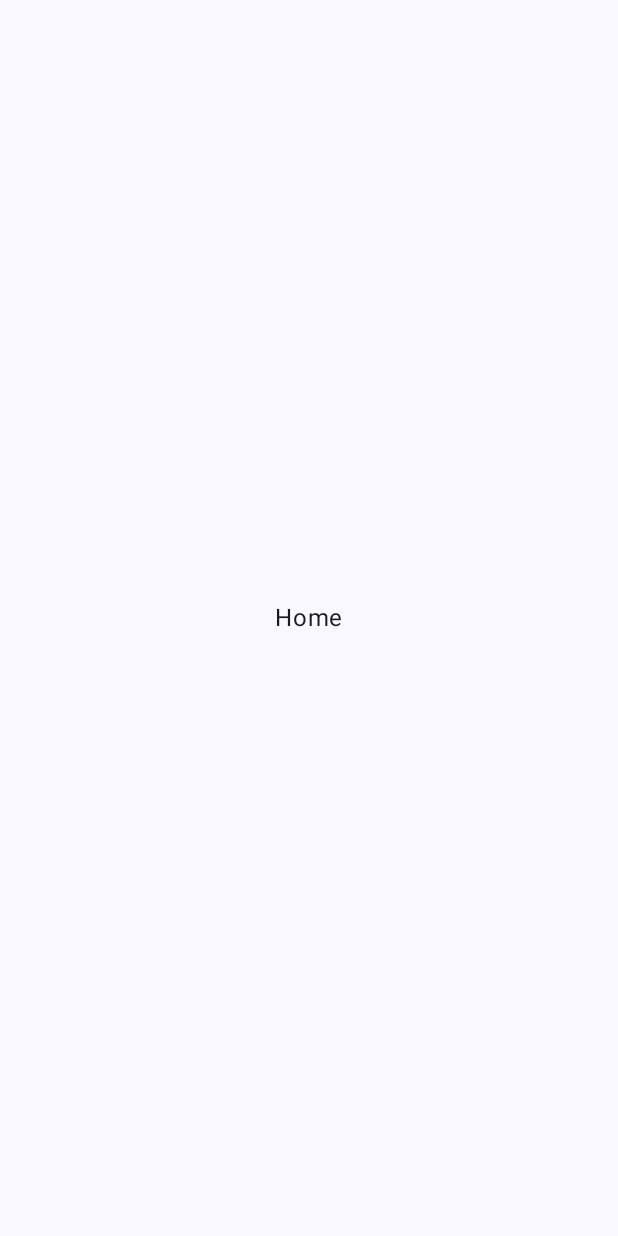
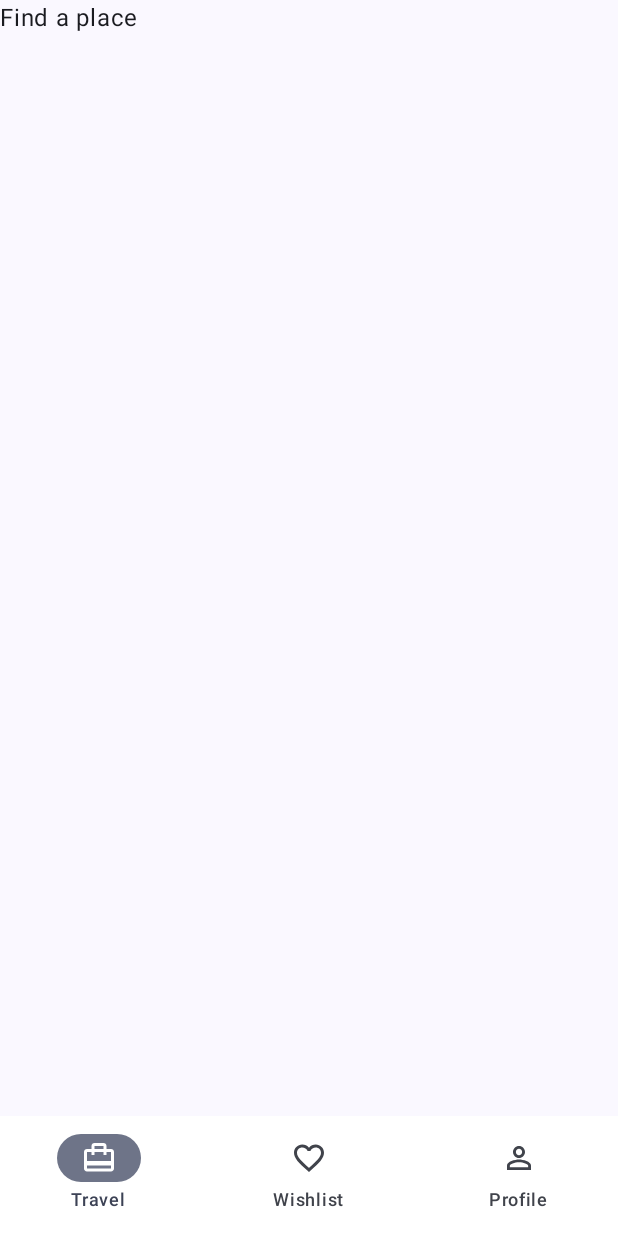
Before and after one commit to redmejia/trip-app, an Android app built with Jetpack Compose: the screen it shows after launch (MainActivity), on a phone screen of 412 x 824 dp. Before the commit the screen is almost empty. Run offline under Robolectric (Android 15) with nearby library versions, the phone set to English and light mode, and no system bars.

Commit message:
navigation screens and bottom bar items

```diff
--- a/app/src/main/java/com/bitinovus/tripapp/MainActivity.kt
+++ b/app/src/main/java/com/bitinovus/tripapp/MainActivity.kt
@@ -4,13 +4,7 @@ import android.os.Bundle
 import androidx.activity.ComponentActivity
 import androidx.activity.compose.setContent
 import androidx.activity.enableEdgeToEdge
-import androidx.compose.foundation.layout.Box
-import androidx.compose.foundation.layout.fillMaxSize
-import androidx.compose.foundation.layout.padding
-import androidx.compose.material3.Scaffold
-import androidx.compose.ui.Alignment
-import androidx.compose.ui.Modifier
-import com.bitinovus.tripapp.presentation.screens.home.Home
+import com.bitinovus.tripapp.presentation.screens.app.App
 import com.bitinovus.tripapp.ui.theme.TripAppTheme
 
 class MainActivity : ComponentActivity() {
@@ -19,18 +13,7 @@ class MainActivity : ComponentActivity() {
         enableEdgeToEdge()
         setContent {
             TripAppTheme {
-                Scaffold(
-                    modifier = Modifier.fillMaxSize(),
-                ) { innerPadding ->
-                    Box(modifier = Modifier.padding(innerPadding)) {
-                        Box(
-                            modifier = Modifier.fillMaxSize(),
-                            contentAlignment = Alignment.Center
-                        ) {
-                            Home()
-                        }
-                    }
-                }
+                App()
             }
         }
     }
--- /dev/null
+++ b/app/src/main/java/com/bitinovus/tripapp/presentation/navigation/AppNavigation.kt
@@ -0,0 +1,32 @@
+package com.bitinovus.tripapp.presentation.navigation
+
+import androidx.compose.runtime.Composable
+import androidx.compose.ui.Modifier
+import androidx.navigation.NavHostController
+import androidx.navigation.compose.NavHost
+import androidx.navigation.compose.composable
+import com.bitinovus.tripapp.presentation.screens.profile.Profile
+import com.bitinovus.tripapp.presentation.screens.travel.Travel
+import com.bitinovus.tripapp.presentation.screens.wishlist.Wishlist
+
+@Composable
+fun AppNavigation(
+    modifier: Modifier = Modifier,
+    navHostController: NavHostController,
+) {
+    NavHost(
+        modifier = modifier,
+        navController = navHostController, startDestination = AppScreens.Travel.name
+    ) {
+        composable(route = AppScreens.Travel.name) {
+            Travel()
+        }
+        composable(route = AppScreens.Wishlist.name) {
+            Wishlist()
+        }
+        composable(route = AppScreens.Profile.name){
+            Profile()
+        }
+    }
+
+}
--- /dev/null
+++ b/app/src/main/java/com/bitinovus/tripapp/presentation/navigation/AppScreens.kt
@@ -0,0 +1,7 @@
+package com.bitinovus.tripapp.presentation.navigation
+
+enum class AppScreens {
+    Travel,
+    Wishlist,
+    Profile
+}
--- /dev/null
+++ b/app/src/main/java/com/bitinovus/tripapp/presentation/navigation/BottomBarItem.kt
@@ -0,0 +1,27 @@
+package com.bitinovus.tripapp.presentation.navigation
+
+import com.bitinovus.tripapp.R
+
+sealed class BottomBarItem(
+    val route: String,
+    val title: String,
+    val icon: Int,
+) {
+    object Travel : BottomBarItem(
+        route = "Travel",
+        title = "Travel",
+        icon = R.drawable.outline_travel
+    )
+
+    object Wishlist : BottomBarItem(
+        route = "Wishlist",
+        title = "Wishlist",
+        icon = R.drawable.outline_favorite
+    )
+
+    object Profile : BottomBarItem(
+        route = "Profile",
+        title = "Profile",
+        icon = R.drawable.outline_person
+    )
+}
--- /dev/null
+++ b/app/src/main/java/com/bitinovus/tripapp/presentation/navigation/BottomTab.kt
@@ -0,0 +1,52 @@
+package com.bitinovus.tripapp.presentation.navigation
+
+import androidx.compose.material3.Icon
+import androidx.compose.material3.NavigationBar
+import androidx.compose.material3.NavigationBarItem
+import androidx.compose.material3.Text
+import androidx.compose.runtime.Composable
+import androidx.compose.runtime.getValue
+import androidx.compose.ui.graphics.Color
+import androidx.compose.ui.res.painterResource
+import androidx.navigation.NavGraph.Companion.findStartDestination
+import androidx.navigation.NavHostController
+import androidx.navigation.compose.currentBackStackEntryAsState
+
+@Composable
+fun BottomTab(navController: NavHostController) {
+
+    val items = listOf(
+        BottomBarItem.Travel,
+        BottomBarItem.Wishlist,
+        BottomBarItem.Profile
+    )
+
+    NavigationBar(
+        containerColor = Color.White
+    ) {
+        val navBackStackEntry by navController.currentBackStackEntryAsState()
+        val currentRoute = navBackStackEntry?.destination?.route
+
+        items.forEach { screen ->
+            NavigationBarItem(
+                selected = currentRoute == screen.route,
+                onClick = {
+                    navController.navigate(screen.route) {
+                        popUpTo(navController.graph.findStartDestination().id) {
+                            saveState = true
+                        }
+                    }
+                },
+                icon = {
+                    Icon(
+                        painter = painterResource(id = screen.icon),
+                        contentDescription = screen.title
+                    )
+                },
+                label = {
+                    Text(screen.title)
+                }
+            )
+        }
+    }
+}
--- /dev/null
+++ b/app/src/main/java/com/bitinovus/tripapp/presentation/screens/app/App.kt
@@ -0,0 +1,25 @@
+package com.bitinovus.tripapp.presentation.screens.app
+
+import androidx.compose.foundation.layout.padding
+import androidx.compose.material3.Scaffold
+import androidx.compose.runtime.Composable
+import androidx.compose.ui.Modifier
+import androidx.navigation.compose.rememberNavController
+import com.bitinovus.tripapp.presentation.navigation.AppNavigation
+import com.bitinovus.tripapp.presentation.navigation.BottomTab
+
+@Composable
+fun App() {
+    val navHostController = rememberNavController()
+
+    Scaffold(
+        bottomBar = {
+            BottomTab(navHostController)
+        }
+    ) { innerPadding ->
+        AppNavigation(
+            modifier = Modifier.padding(innerPadding),
+            navHostController = navHostController
+        )
+    }
+}
--- a/app/src/main/java/com/bitinovus/tripapp/presentation/screens/home/Home.kt
+++ /dev/null
@@ -1,9 +0,0 @@
-package com.bitinovus.tripapp.presentation.screens.home
-
-import androidx.compose.material3.Text
-import androidx.compose.runtime.Composable
-
-@Composable
-fun Home() {
-    Text("Home")
-}
--- /dev/null
+++ b/app/src/main/java/com/bitinovus/tripapp/presentation/screens/travel/Travel.kt
@@ -0,0 +1,9 @@
+package com.bitinovus.tripapp.presentation.screens.travel
+
+import androidx.compose.material3.Text
+import androidx.compose.runtime.Composable
+
+@Composable
+fun Travel() {
+    Text("Find a place")
+}
--- a/app/src/main/java/com/bitinovus/tripapp/presentation/screens/wishlist/Wishlist.kt
+++ b/app/src/main/java/com/bitinovus/tripapp/presentation/screens/wishlist/Wishlist.kt
@@ -5,5 +5,5 @@ import androidx.compose.runtime.Composable
 
 @Composable
 fun Wishlist() {
-    Text("Wishlist")
+    Text("I love this place")
 }
```
